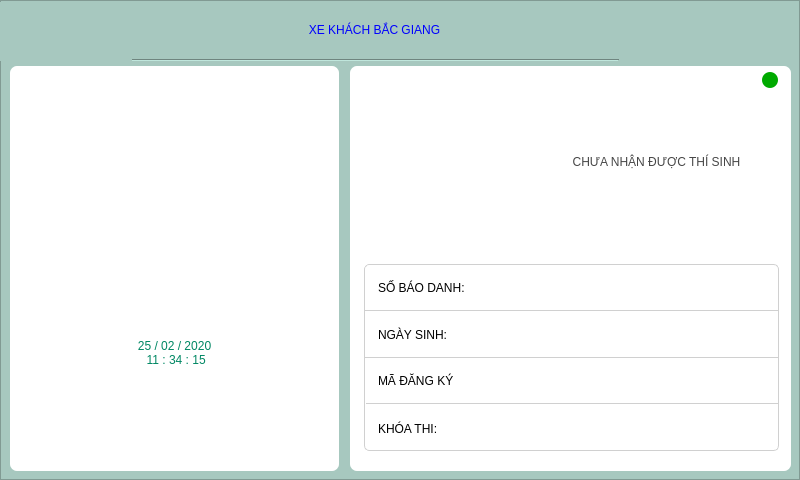
The window that Ui/MainScreen.ui (Lam-dev/TheoryFaceRecognition) describes before a commit, drawn with Qt 5.
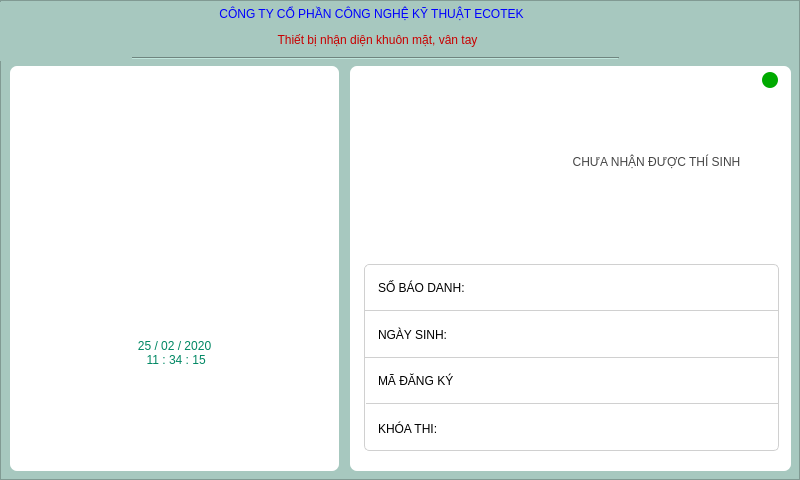
The same window after the commit. Icons and pictures are not drawn.

Commit message: sua ten ecotek

```diff
--- a/Ui/MainScreen.ui
+++ b/Ui/MainScreen.ui
@@ -46,9 +46,9 @@
     <property name="geometry">
      <rect>
       <x>106</x>
-      <y>4</y>
-      <width>537</width>
-      <height>47</height>
+      <y>-2</y>
+      <width>531</width>
+      <height>27</height>
      </rect>
     </property>
     <property name="styleSheet">
@@ -56,7 +56,7 @@
 font: 75 bold 18pt &quot;Ubuntu&quot;;</string>
     </property>
     <property name="text">
-     <string>XE KHÁCH BẮC GIANG</string>
+     <string>CÔNG TY CỔ PHẦN CÔNG NGHỆ KỸ THUẬT ECOTEK</string>
     </property>
     <property name="alignment">
      <set>Qt::AlignCenter</set>
@@ -111,12 +111,43 @@
      </size>
     </property>
    </widget>
+   <widget class="QLabel" name="label_cty_2">
+    <property name="geometry">
+     <rect>
+      <x>112</x>
+      <y>24</y>
+      <width>531</width>
+      <height>27</height>
+     </rect>
+    </property>
+    <property name="styleSheet">
+     <string notr="true">color: rgb(200, 0, 0);
+font: 75 bold 12pt &quot;Ubuntu&quot;;</string>
+    </property>
+    <property name="text">
+     <string>Thiết bị nhận diện khuôn mặt, vân tay</string>
+    </property>
+    <property name="alignment">
+     <set>Qt::AlignCenter</set>
+    </property>
+    <property name="margin">
+     <number>0</number>
+    </property>
+    <property name="indent">
+     <number>-1</number>
+    </property>
+   </widget>
+   <zorder>label_cty</zorder>
+   <zorder>label_7</zorder>
+   <zorder>pushButton_shutdown</zorder>
+   <zorder>label_cty_2</zorder>
+   <zorder>line</zorder>
   </widget>
   <widget class="Line" name="line">
    <property name="geometry">
     <rect>
      <x>132</x>
-     <y>52</y>
+     <y>50</y>
      <width>487</width>
      <height>17</height>
     </rect>
```
Left out of the diff: 2 changed lines with no effect on the pictures. The commit also changes 5 other files.
